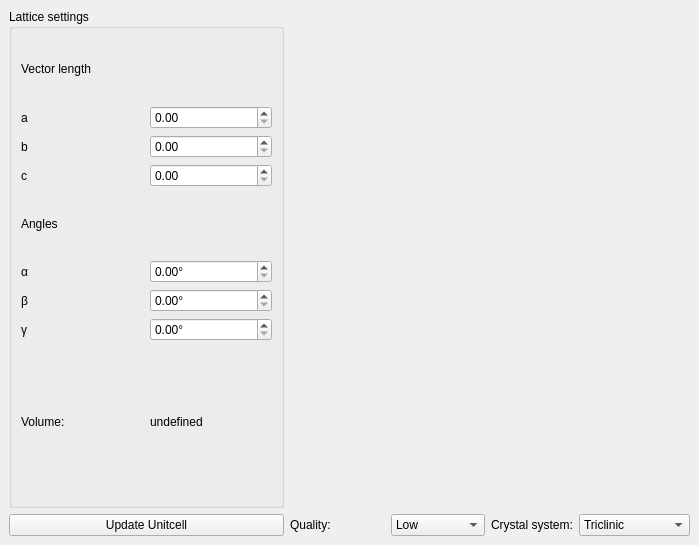
Old version of the form src/latticeviewer.ui in the repository KDE/kalzium.
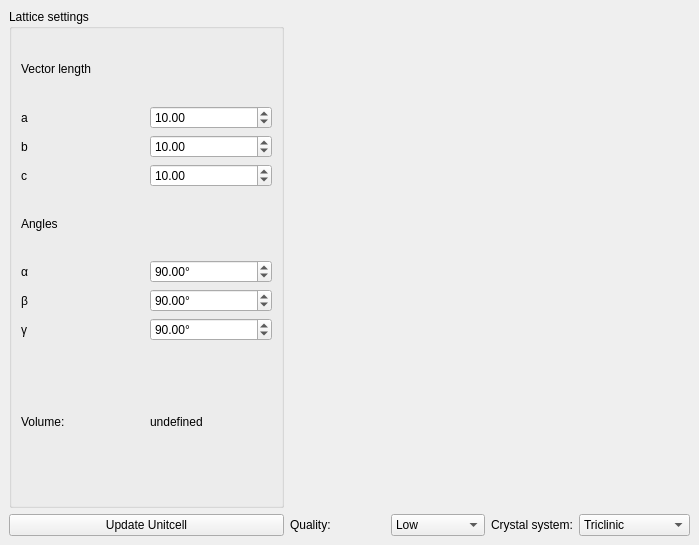
New version of the form. Custom widgets are drawn as their Qt base class.

Commit message: Some changes to the UI, nothing great

```diff
--- a/src/latticeviewer.ui
+++ b/src/latticeviewer.ui
@@ -98,7 +98,11 @@
            </widget>
           </item>
           <item>
-           <widget class="QDoubleSpinBox" name="va" />
+           <widget class="QDoubleSpinBox" name="va" >
+            <property name="value" >
+             <double>10</double>
+            </property>
+           </widget>
           </item>
          </layout>
         </item>
@@ -121,7 +125,11 @@
            </widget>
           </item>
           <item>
-           <widget class="QDoubleSpinBox" name="vb" />
+           <widget class="QDoubleSpinBox" name="vb" >
+            <property name="value" >
+             <double>10</double>
+            </property>
+           </widget>
           </item>
          </layout>
         </item>
@@ -144,7 +152,11 @@
            </widget>
           </item>
           <item>
-           <widget class="QDoubleSpinBox" name="vc" />
+           <widget class="QDoubleSpinBox" name="vc" >
+            <property name="value" >
+             <double>10</double>
+            </property>
+           </widget>
           </item>
          </layout>
         </item>
@@ -191,6 +203,9 @@
             <property name="maximum" >
              <double>180</double>
             </property>
+            <property name="value" >
+             <double>90</double>
+            </property>
            </widget>
           </item>
          </layout>
@@ -221,6 +236,9 @@
             <property name="maximum" >
              <double>180</double>
             </property>
+            <property name="value" >
+             <double>90</double>
+            </property>
            </widget>
           </item>
          </layout>
@@ -251,6 +269,9 @@
             <property name="maximum" >
              <double>180</double>
             </property>
+            <property name="value" >
+             <double>90</double>
+            </property>
            </widget>
           </item>
          </layout>
```
The commit also changes 2 other files.
